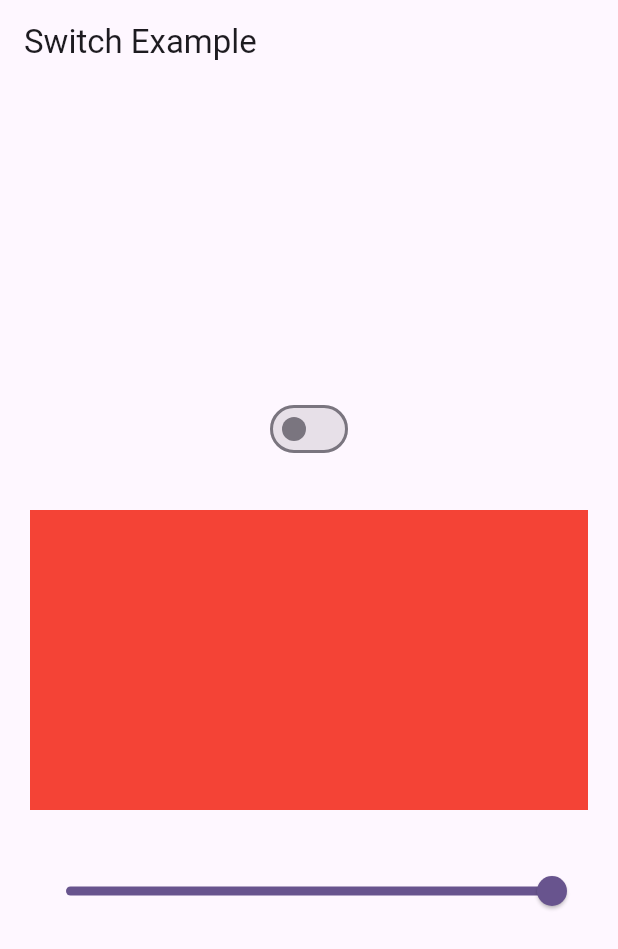
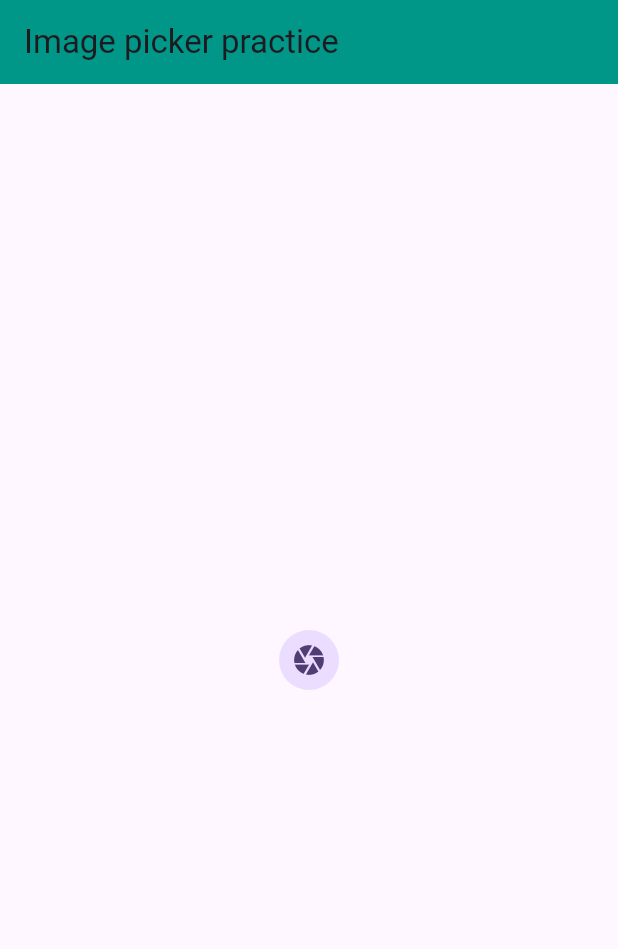
Before and after one commit to Rakibuzzamanakash/bloc_practice, a Flutter app: the screen it shows after launch, on a phone screen of 412 x 824 dp. Shown: the top 949 px of the screen. Run offline on Flutter 3.47's test engine with Material 3 defaults, Android fonts, the phone set to English and light mode, and no system bars; our stand-ins replace bloc, equatable, flutter_bloc, image_picker.

Commit message:
image picked with bloc complete

```diff
--- /dev/null
+++ b/lib/bloc/image_picker/image_picker_bloc.dart
@@ -0,0 +1,26 @@
+import 'package:bloc/bloc.dart';
+import 'package:flutter_bloc_practice/bloc/image_picker/image_picker_events.dart';
+import 'package:flutter_bloc_practice/bloc/image_picker/image_picker_state.dart';
+import 'package:image_picker/image_picker.dart';
+
+import '../../utils/image_picker_utils.dart';
+
+class ImagePickerBloc extends Bloc<ImagePickerEvent,ImagePickerState>{
+
+  final ImagePickerUtils imagePickerUtils;
+
+  ImagePickerBloc(this.imagePickerUtils): super(const ImagePickerState()){
+   on<CameraCapture>(_cameraCapture);
+   on<GalleryPicker>(_galleryPicker);
+  }
+
+  void _cameraCapture(CameraCapture event,Emitter<ImagePickerState> states) async{
+    XFile? file = await imagePickerUtils.cameraCapture();
+    emit(state.copyWith(file: file));
+  }
+
+  void _galleryPicker(GalleryPicker event,Emitter<ImagePickerState> states) async{
+    XFile? file = await imagePickerUtils.imageFromGallery();
+    emit(state.copyWith(file: file));
+  }
+}
--- /dev/null
+++ b/lib/bloc/image_picker/image_picker_events.dart
@@ -0,0 +1,12 @@
+import 'package:equatable/equatable.dart';
+
+abstract class ImagePickerEvent extends Equatable{
+  const ImagePickerEvent();
+
+  @override
+  List<Object> get props => [];
+}
+
+class CameraCapture extends ImagePickerEvent {}
+
+class GalleryPicker extends ImagePickerEvent {}
--- /dev/null
+++ b/lib/bloc/image_picker/image_picker_state.dart
@@ -0,0 +1,17 @@
+import 'package:equatable/equatable.dart';
+import 'package:image_picker/image_picker.dart';
+
+class ImagePickerState extends Equatable{
+  final XFile? file;
+
+  const ImagePickerState({this.file});
+
+  ImagePickerState copyWith({XFile? file}){
+    return ImagePickerState(
+        file: file ?? this.file,
+    );
+  }
+  @override
+  List<Object?> get props => [file];
+
+}
--- a/lib/main.dart
+++ b/lib/main.dart
@@ -1,9 +1,12 @@
 import 'package:flutter/material.dart';
 import 'package:flutter_bloc/flutter_bloc.dart';
 import 'package:flutter_bloc_practice/bloc/counter/counter_bloc.dart';
+import 'package:flutter_bloc_practice/bloc/image_picker/image_picker_bloc.dart';
 import 'package:flutter_bloc_practice/bloc/switch/switch_bloc.dart';
 import 'package:flutter_bloc_practice/ui/counter/counter_screen.dart';
+import 'package:flutter_bloc_practice/ui/image_picker/image_picker_screen.dart';
 import 'package:flutter_bloc_practice/ui/switch_example/switch_example.dart';
+import 'package:flutter_bloc_practice/utils/image_picker_utils.dart';
 
 void main() {
   runApp(const MyApp());
@@ -18,6 +21,8 @@ class MyApp extends StatelessWidget {
       providers: [
         BlocProvider(create: (context) => SwitchBloc(),),
         BlocProvider(create: (context) => CounterBloc(),),
+        BlocProvider(create: (context) => ImagePickerBloc(ImagePickerUtils()),),
+
       ],
       child: MaterialApp(
         title: 'flutter_bloc_practice_practice',
@@ -25,8 +30,11 @@ class MyApp extends StatelessWidget {
         theme: ThemeData(
           colorScheme: ColorScheme.fromSeed(seedColor: Colors.deepPurple),
           useMaterial3: true,
+          appBarTheme: const AppBarTheme(
+            backgroundColor: Colors.teal
+          )
         ),
-        home: const SwitchScreen(),
+        home: const ImagePickerScreen(),
       ),
     );
   }
--- /dev/null
+++ b/lib/ui/image_picker/image_picker_screen.dart
@@ -0,0 +1,40 @@
+import 'dart:io';
+
+import 'package:flutter/material.dart';
+import 'package:flutter_bloc/flutter_bloc.dart';
+import 'package:flutter_bloc_practice/bloc/image_picker/image_picker_bloc.dart';
+import 'package:flutter_bloc_practice/bloc/image_picker/image_picker_events.dart';
+import 'package:flutter_bloc_practice/bloc/image_picker/image_picker_state.dart';
+
+class ImagePickerScreen extends StatelessWidget {
+  const ImagePickerScreen({super.key});
+
+  @override
+  Widget build(BuildContext context) {
+    return Scaffold(
+      appBar: AppBar(
+        title: Text("Image picker practice"),
+      ),
+      body: Column(
+        crossAxisAlignment: CrossAxisAlignment.center,
+        mainAxisAlignment: MainAxisAlignment.center,
+        children: [
+         Center(child:  BlocBuilder<ImagePickerBloc,ImagePickerState>(
+             builder: (context,state){
+               return state.file == null ?
+               InkWell(
+                 onTap: (){
+                   context.read<ImagePickerBloc>().add(GalleryPicker());
+                 },
+                 child: CircleAvatar(
+                   child: Icon(Icons.camera),
+                 ),
+               )
+                   : Image.file(File(state.file!.path.toString()));
+             }
+         ),),
+        ],
+      ),
+    );
+  }
+}
--- /dev/null
+++ b/lib/utils/image_picker_utils.dart
@@ -0,0 +1,15 @@
+import 'package:image_picker/image_picker.dart';
+
+class ImagePickerUtils {
+  final ImagePicker _picker = ImagePicker();
+
+  Future<XFile?> cameraCapture() async {
+    final XFile? file = await _picker.pickImage(source: ImageSource.camera);
+    return file;
+  }
+
+  Future<XFile?> imageFromGallery() async {
+    final XFile? file = await _picker.pickImage(source: ImageSource.gallery);
+    return file;
+  }
+}
```
